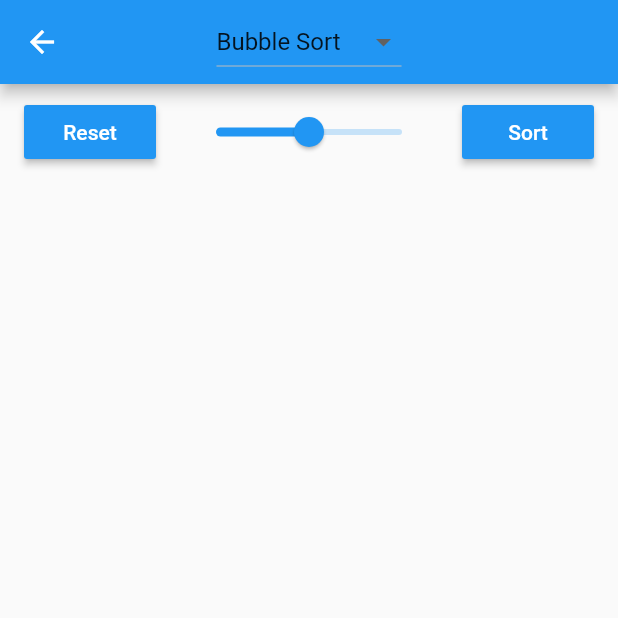
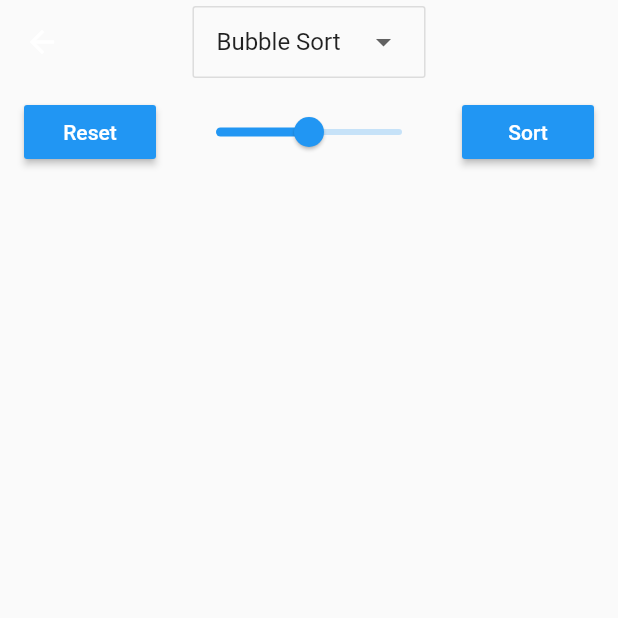
Before and after one commit to RitamChakraborty/sorting_visualizer, a Flutter app: the SortingPage screen opened directly, on a phone screen of 412 x 824 dp, the top half of it. Run offline on Flutter 3.47's test engine with Material 2 defaults, Android fonts, the light colour scheme and no system bars.

Commit message:
Ui: Change SortingPage AppBar ui Move sorting DropDownButton in the center

```diff
--- a/lib/pages/sorting_page.dart
+++ b/lib/pages/sorting_page.dart
@@ -1,3 +1,4 @@
+import 'package:flutter/cupertino.dart';
 import 'package:flutter/material.dart';
 import 'package:flutter/painting.dart';
 import 'package:flutter/widgets.dart';
@@ -52,7 +53,13 @@ class SortingPage extends StatelessWidget {
     List<Widget> children = List<Widget>.generate(n,
         (int index) => bar(height: heightArr[index], width: widthArr[index]));
 
-    Widget dropDownButton = DropdownButton<String>(
+    Widget dropDownButton = OutlineButton(
+      color: Colors.white,
+      onPressed: null,
+      disabledBorderColor: Theme.of(context).accentColor,
+      child: Container(
+        child: DropdownButtonHideUnderline(
+          child: DropdownButton<String>(
             value: value,
             onChanged: (String value) {
               sortingProvider.changeSortingTypeSelection(
@@ -68,6 +75,9 @@ class SortingPage extends StatelessWidget {
               ),
             )
                 .toList(),
+          ),
+        ),
+      ),
     );
 
     Widget button({@required String text, @required Function onPressed}) {
@@ -108,6 +118,8 @@ class SortingPage extends StatelessWidget {
         appBar: AppBar(
           centerTitle: true,
           title: dropDownButton,
+          backgroundColor: Colors.transparent,
+          elevation: 0.0,
         ),
         body: SafeArea(
           child: Column(
```
Lines whose indentation alone changed are shown as unchanged.
